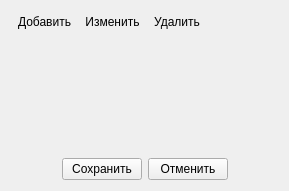
Qt form src/plugins/modeleride/propnumerator.ui (rdnvndr/raindrop) before a commit.
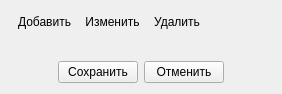
The same form after that commit. Icons and pictures are not drawn. Custom widgets are drawn as their Qt base class.

Diff of the .ui file:
```diff
--- a/src/plugins/modeleride/propnumerator.ui
+++ b/src/plugins/modeleride/propnumerator.ui
@@ -6,8 +6,8 @@
    <rect>
     <x>0</x>
     <y>0</y>
-    <width>289</width>
-    <height>191</height>
+    <width>282</width>
+    <height>94</height>
    </rect>
   </property>
   <property name="windowTitle">
@@ -104,7 +104,20 @@
     </layout>
    </item>
    <item>
-    <widget class="QWidget" name="widget" native="true"/>
+    <widget class="NumeratorWidget" name="numeratorWidget" native="true"/>
+   </item>
+   <item>
+    <spacer name="verticalSpacer">
+     <property name="orientation">
+      <enum>Qt::Vertical</enum>
+     </property>
+     <property name="sizeHint" stdset="0">
+      <size>
+       <width>20</width>
+       <height>40</height>
+      </size>
+     </property>
+    </spacer>
    </item>
    <item>
     <layout class="QHBoxLayout" name="horizontalLayoutPropSave">
@@ -152,6 +165,14 @@
    </item>
   </layout>
  </widget>
+ <customwidgets>
+  <customwidget>
+   <class>NumeratorWidget</class>
+   <extends>QWidget</extends>
+   <header>numeratorwidget.h</header>
+   <container>1</container>
+  </customwidget>
+ </customwidgets>
  <resources>
   <include location="modeleride.qrc"/>
  </resources>
```
